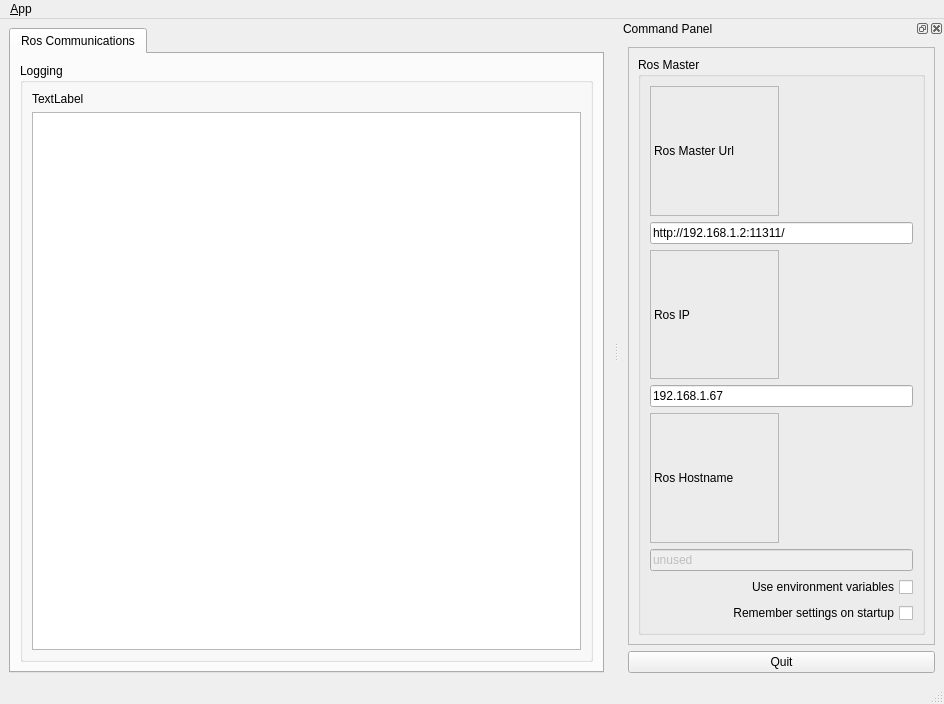
First picture: the form in displayer_qt5/ui/main_window.ui, repository nuaa-rm/radar_station2022, before the edit.
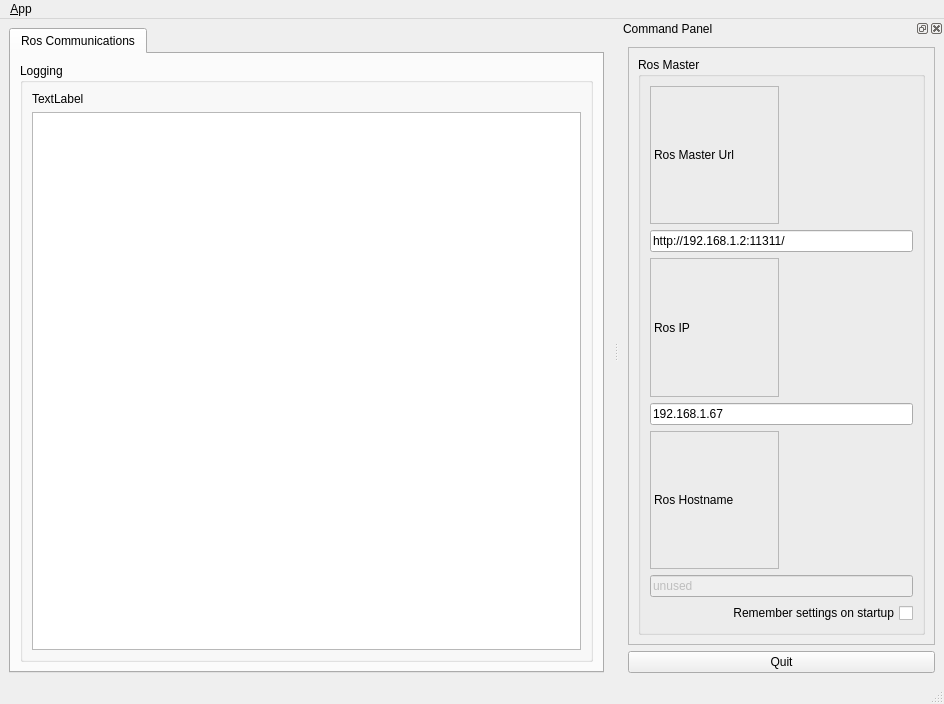
Second picture: the form after the edit. Icons and pictures are not drawn.

Commit message: [refactor]删除了无用的checkbox

What changed in the file:
```diff
--- a/displayer_qt5/ui/main_window.ui
+++ b/displayer_qt5/ui/main_window.ui
@@ -204,16 +204,6 @@
             </widget>
            </item>
            <item row="6" column="0" colspan="2">
-            <widget class="QCheckBox" name="checkbox_use_environment">
-             <property name="layoutDirection">
-              <enum>Qt::RightToLeft</enum>
-             </property>
-             <property name="text">
-              <string>Use environment variables</string>
-             </property>
-            </widget>
-           </item>
-           <item row="7" column="0" colspan="2">
             <widget class="QCheckBox" name="checkbox_remember_settings">
              <property name="layoutDirection">
               <enum>Qt::RightToLeft</enum>
```
The commit also changes 2 other files.
